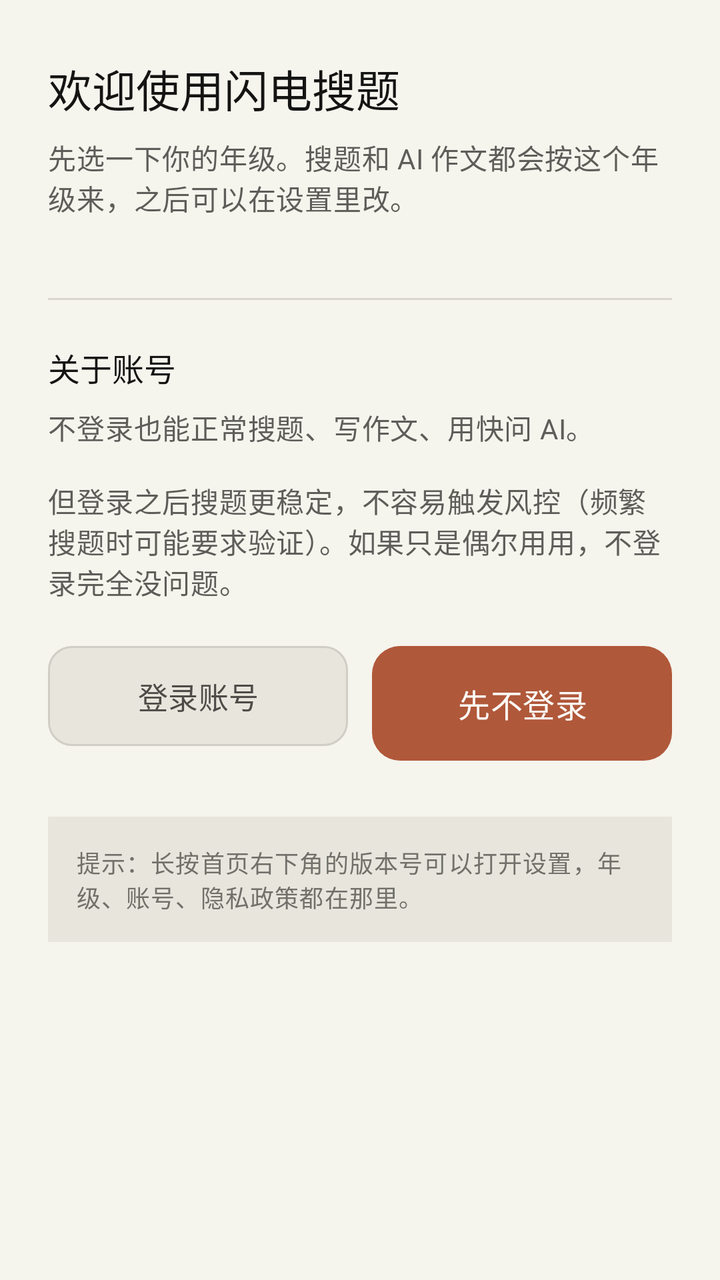
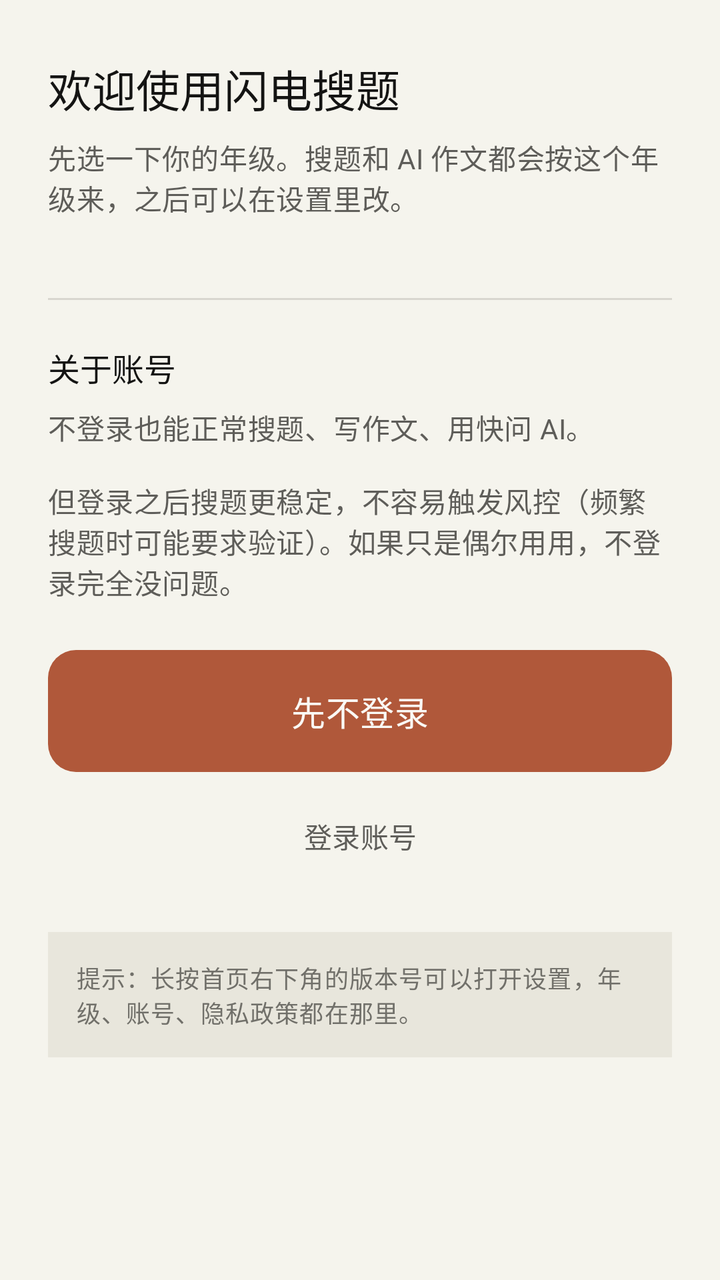

Compare the two renders of this Android layout. The source of the first and the diff that turns it into the second are given below.
<!-- AndroidManifest.xml: application theme Theme.FlashSearch -->
<!-- res/layout/activity_onboarding.xml -->
<?xml version="1.0" encoding="utf-8"?>
<ScrollView xmlns:android="http://schemas.android.com/apk/res/android"
    xmlns:app="http://schemas.android.com/apk/res-auto"
    android:id="@+id/root"
    android:layout_width="match_parent"
    android:layout_height="match_parent"
    android:background="?android:attr/colorBackground"
    android:fillViewport="true">

    <LinearLayout
        android:layout_width="match_parent"
        android:layout_height="wrap_content"
        android:orientation="vertical"
        android:paddingStart="24dp"
        android:paddingTop="28dp"
        android:paddingEnd="24dp"
        android:paddingBottom="28dp">

        <TextView
            android:layout_width="match_parent"
            android:layout_height="wrap_content"
            android:text="@string/onboard_title"
            android:textAppearance="@style/TextAppearance.FlashSearch.Serif.Title" />

        <TextView
            android:layout_width="match_parent"
            android:layout_height="wrap_content"
            android:layout_marginTop="8dp"
            android:text="@string/onboard_grade_hint"
            android:textAppearance="@style/TextAppearance.FlashSearch.Body" />

        <com.google.android.material.chip.ChipGroup
            android:id="@+id/gradeGroup"
            android:layout_width="match_parent"
            android:layout_height="wrap_content"
            android:layout_marginTop="14dp"
            app:singleSelection="true"
            app:selectionRequired="true" />

        
        <View
            android:layout_width="match_parent"
            android:layout_height="1dp"
            android:layout_marginTop="26dp"
            android:background="@color/border_cream" />

        <TextView
            android:layout_width="match_parent"
            android:layout_height="wrap_content"
            android:layout_marginTop="22dp"
            android:text="@string/onboard_account_title"
            android:textAppearance="@style/TextAppearance.FlashSearch.Serif.Section" />

        <TextView
            android:layout_width="match_parent"
            android:layout_height="wrap_content"
            android:layout_marginTop="8dp"
            android:text="@string/onboard_account_body"
            android:textAppearance="@style/TextAppearance.FlashSearch.Body" />

        <LinearLayout
            android:layout_width="match_parent"
            android:layout_height="wrap_content"
            android:layout_marginTop="18dp"
            android:baselineAligned="false"
            android:orientation="horizontal">

            <com.google.android.material.button.MaterialButton
                android:id="@+id/loginButton"
                style="@style/Widget.FlashSearch.SecondaryButton"
                android:layout_width="0dp"
                android:layout_height="wrap_content"
                android:layout_weight="1"
                android:text="@string/onboard_login" />

            <com.google.android.material.button.MaterialButton
                android:id="@+id/skipButton"
                style="@style/Widget.FlashSearch.PrimaryButton"
                android:layout_width="0dp"
                android:layout_height="wrap_content"
                android:layout_marginStart="12dp"
                android:layout_weight="1"
                android:text="@string/onboard_skip" />
        </LinearLayout>

        
        <TextView
            android:layout_width="match_parent"
            android:layout_height="wrap_content"
            android:layout_marginTop="24dp"
            android:background="@color/warm_sand"
            android:padding="14dp"
            android:text="@string/onboard_settings_hint"
            android:textAppearance="@style/TextAppearance.FlashSearch.Caption" />
    </LinearLayout>
</ScrollView>
<!-- resources referenced by this layout -->
<resources>
  <color name="border_cream">#D8D6CF</color>
  <color name="warm_sand">#E8E6DC</color>
  <string name="onboard_account_body">不登录也能正常搜题、写作文、用快问 AI。\n\n但登录之后搜题更稳定，不容易触发风控（频繁搜题时可能要求验证）。如果只是偶尔用用，不登录完全没问题。</string>
  <string name="onboard_account_title">关于账号</string>
  <string name="onboard_grade_hint">先选一下你的年级。搜题和 AI 作文都会按这个年级来，之后可以在设置里改。</string>
  <string name="onboard_login">登录账号</string>
  <string name="onboard_settings_hint">提示：长按首页右下角的版本号可以打开设置，年级、账号、隐私政策都在那里。</string>
  <string name="onboard_skip">先不登录</string>
  <string name="onboard_title">欢迎使用闪电搜题</string>
  <style name="TextAppearance.FlashSearch.Body" parent="TextAppearance.Material3.BodyMedium">
          <item name="android:lineSpacingMultiplier">1.5</item>
          <item name="android:textColor">@color/olive_gray</item>
      </style>
  <style name="TextAppearance.FlashSearch.Caption" parent="TextAppearance.Material3.BodySmall">
          <item name="android:lineSpacingMultiplier">1.4</item>
          <item name="android:textColor">@color/stone_gray</item>
      </style>
  <style name="TextAppearance.FlashSearch.Serif.Section" parent="TextAppearance.Material3.TitleMedium">
          <item name="android:fontFamily">serif</item>
          <item name="android:textStyle">normal</item>
          <item name="android:textColor">@color/near_black</item>
          <item name="android:letterSpacing">0</item>
          <item name="android:textFontWeight" tools:targetApi="28">500</item>
      </style>
  <style name="TextAppearance.FlashSearch.Serif.Title" parent="TextAppearance.Material3.TitleLarge">
          <item name="android:fontFamily">serif</item>
          <item name="android:textStyle">normal</item>
          <item name="android:textColor">@color/near_black</item>
          <item name="android:letterSpacing">0</item>
          <item name="android:textFontWeight" tools:targetApi="28">500</item>
      </style>
  <style name="Widget.FlashSearch.PrimaryButton" parent="Widget.Material3.Button">
          <item name="backgroundTint">@color/terracotta</item>
          <item name="android:textColor">@color/ivory</item>
          <item name="android:paddingTop">17dp</item>
          <item name="android:paddingBottom">17dp</item>
          <item name="android:textSize">16sp</item>
          <item name="android:letterSpacing">0.01</item>
          <item name="cornerRadius">14dp</item>
          <item name="iconSize">20dp</item>
          <item name="iconGravity">textStart</item>
          <item name="iconPadding">10dp</item>
          <item name="iconTint">@color/ivory</item>
          <item name="elevation">0dp</item>
          <item name="rippleColor">#33FFFFFF</item>
      </style>
  <style name="Widget.FlashSearch.SecondaryButton" parent="Widget.Material3.Button.OutlinedButton">
          <item name="backgroundTint">@color/warm_sand</item>
          <item name="android:textColor">@color/charcoal_warm</item>
          <item name="strokeColor">@color/ring_warm</item>
          <item name="strokeWidth">1dp</item>
          <item name="cornerRadius">12dp</item>
          <item name="android:paddingTop">14dp</item>
          <item name="android:paddingBottom">14dp</item>
          <item name="android:textSize">15sp</item>
          <item name="iconTint">@color/charcoal_warm</item>
          <item name="elevation">0dp</item>
      </style>
  <color name="olive_gray">#5E5D59</color>
  <color name="stone_gray">#71706A</color>
  <color name="near_black">#141413</color>
  <color name="terracotta">#B0583A</color>
  <color name="ivory">#FAF9F5</color>
  <color name="charcoal_warm">#4D4C48</color>
  <color name="ring_warm">#D1CFC5</color>
  <color name="coral">#D97757</color>
  <color name="error_crimson">#B53333</color>
  <color name="parchment">#F5F4ED</color>
  <color name="pure_white">#FFFFFF</color>
</resources>

<!-- the commit's change to res/layout/activity_onboarding.xml (unified diff, before → after) -->
@@ -58,30 +58,25 @@
             android:text="@string/onboard_account_body"
             android:textAppearance="@style/TextAppearance.FlashSearch.Body" />
 
-        <LinearLayout
+        
+        <com.google.android.material.button.MaterialButton
+            android:id="@+id/skipButton"
+            style="@style/Widget.FlashSearch.PrimaryButton"
             android:layout_width="match_parent"
             android:layout_height="wrap_content"
-            android:layout_marginTop="18dp"
-            android:baselineAligned="false"
-            android:orientation="horizontal">
+            android:layout_marginTop="20dp"
+            android:paddingTop="18dp"
+            android:paddingBottom="18dp"
+            android:text="@string/onboard_skip"
+            android:textSize="17sp" />
 
-            <com.google.android.material.button.MaterialButton
-                android:id="@+id/loginButton"
-                style="@style/Widget.FlashSearch.SecondaryButton"
-                android:layout_width="0dp"
-                android:layout_height="wrap_content"
-                android:layout_weight="1"
-                android:text="@string/onboard_login" />
-
-            <com.google.android.material.button.MaterialButton
-                android:id="@+id/skipButton"
-                style="@style/Widget.FlashSearch.PrimaryButton"
-                android:layout_width="0dp"
-                android:layout_height="wrap_content"
-                android:layout_marginStart="12dp"
-                android:layout_weight="1"
-                android:text="@string/onboard_skip" />
-        </LinearLayout>
+        <com.google.android.material.button.MaterialButton
+            android:id="@+id/loginButton"
+            style="@style/Widget.FlashSearch.TextButton"
+            android:layout_width="match_parent"
+            android:layout_height="wrap_content"
+            android:layout_marginTop="4dp"
+            android:text="@string/onboard_login" />
 
         
         <TextView
<!-- resource entries referenced after the edit -->
@@ -46,16 +46,9 @@
           <item name="elevation">0dp</item>
           <item name="rippleColor">#33FFFFFF</item>
       </style>
-  <style name="Widget.FlashSearch.SecondaryButton" parent="Widget.Material3.Button.OutlinedButton">
-          <item name="backgroundTint">@color/warm_sand</item>
-          <item name="android:textColor">@color/charcoal_warm</item>
-          <item name="strokeColor">@color/ring_warm</item>
-          <item name="strokeWidth">1dp</item>
-          <item name="cornerRadius">12dp</item>
-          <item name="android:paddingTop">14dp</item>
-          <item name="android:paddingBottom">14dp</item>
-          <item name="android:textSize">15sp</item>
-          <item name="iconTint">@color/charcoal_warm</item>
+  <style name="Widget.FlashSearch.TextButton" parent="Widget.Material3.Button.TextButton">
+          <item name="android:textColor">@color/olive_gray</item>
+          <item name="rippleColor">@color/warm_sand</item>
           <item name="elevation">0dp</item>
       </style>
   <color name="olive_gray">#5E5D59</color>
@@ -64,10 +57,10 @@
   <color name="terracotta">#B0583A</color>
   <color name="ivory">#FAF9F5</color>
   <color name="charcoal_warm">#4D4C48</color>
-  <color name="ring_warm">#D1CFC5</color>
   <color name="coral">#D97757</color>
   <color name="error_crimson">#B53333</color>
   <color name="parchment">#F5F4ED</color>
   <color name="pure_white">#FFFFFF</color>
+  <color name="ring_warm">#D1CFC5</color>
 </resources>
 
